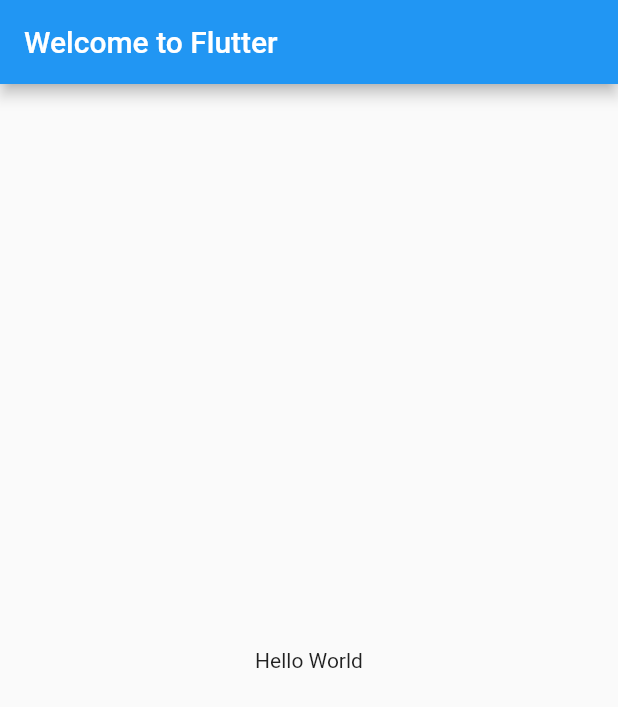
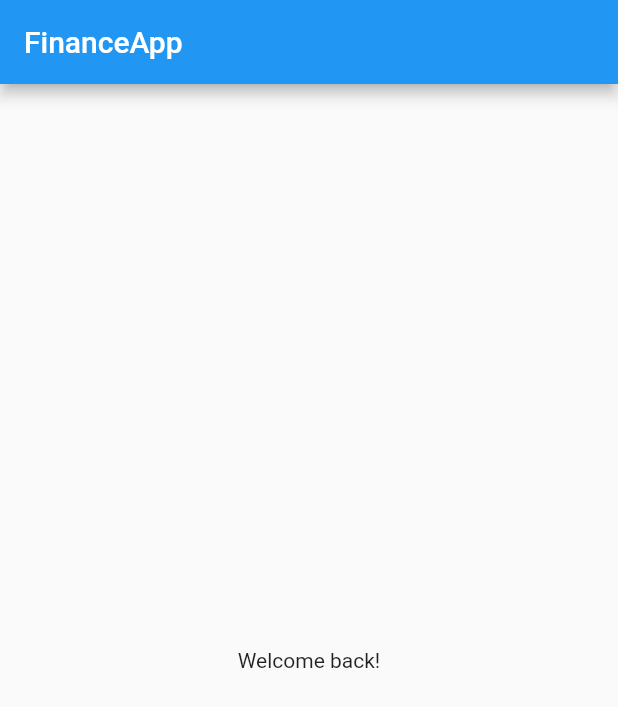
Before and after one commit to jagraj28/FinanceApp, a Flutter app: the screen it shows after launch, on a phone screen of 412 x 824 dp. Shown: the top 707 px of the screen. Run offline on Flutter 3.47's test engine with Material 2 defaults, Android fonts, the phone set to English and light mode, and no system bars.

Commit message:
Update main.dart

```diff
--- a/finance_app/lib/main.dart
+++ b/finance_app/lib/main.dart
@@ -6,13 +6,13 @@ class MyApp extends StatelessWidget {
   @override
   Widget build(BuildContext context) {
     return MaterialApp(
-      title: 'Welcome to Flutter',
+      title: 'FinanceApp',
       home: Scaffold(
         appBar: AppBar(
-          title: Text('Welcome to Flutter'),
+          title: Text('FinanceApp'),
         ),
         body: Center(
-          child: Text('Hello World'),
+          child: Text('Welcome back!'),
         ),
       ),
     );
```
